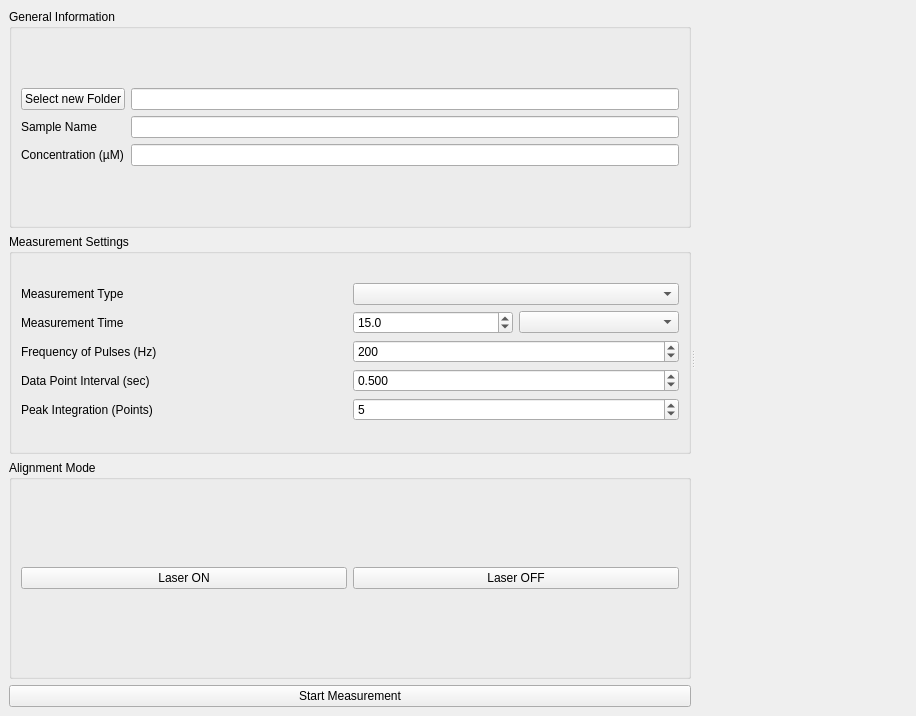
Old version of the form Python/Arduino interface/arduino_GUI_design.ui in the repository nanophotonics/optofluidics.
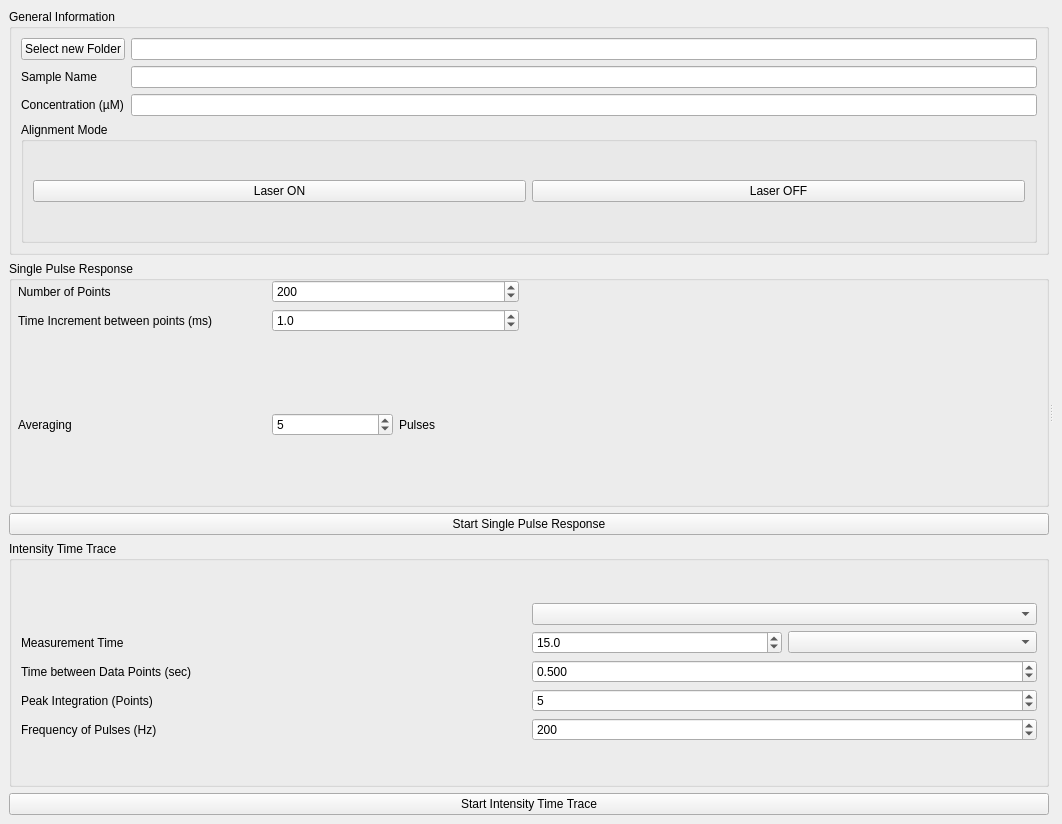
New version of the form.

Diff of the .ui file:
```diff
--- a/Python/Arduino interface/arduino_GUI_design.ui
+++ b/Python/Arduino interface/arduino_GUI_design.ui
@@ -6,8 +6,8 @@
    <rect>
     <x>0</x>
     <y>0</y>
-    <width>916</width>
-    <height>716</height>
+    <width>1062</width>
+    <height>824</height>
    </rect>
   </property>
   <property name="windowTitle">
@@ -62,28 +62,225 @@
              </item>
             </layout>
            </item>
+           <item>
+            <widget class="QGroupBox" name="groupBox_3">
+             <property name="title">
+              <string>Alignment Mode</string>
+             </property>
+             <layout class="QVBoxLayout" name="verticalLayout_4">
+              <item>
+               <layout class="QHBoxLayout" name="horizontalLayout_2">
+                <item>
+                 <widget class="QPushButton" name="LaserOnPushButton">
+                  <property name="sizePolicy">
+                   <sizepolicy hsizetype="Minimum" vsizetype="Fixed">
+                    <horstretch>0</horstretch>
+                    <verstretch>0</verstretch>
+                   </sizepolicy>
+                  </property>
+                  <property name="text">
+                   <string>Laser ON</string>
+                  </property>
+                 </widget>
+                </item>
+                <item>
+                 <widget class="QPushButton" name="LaserOffPushButton">
+                  <property name="text">
+                   <string>Laser OFF</string>
+                  </property>
+                 </widget>
+                </item>
+               </layout>
+              </item>
+             </layout>
+            </widget>
+           </item>
           </layout>
          </widget>
         </item>
+        <item>
+         <widget class="QGroupBox" name="groupBox_4">
+          <property name="title">
+           <string>Single Pulse Response</string>
+          </property>
+          <widget class="QWidget" name="gridLayoutWidget">
+           <property name="geometry">
+            <rect>
+             <x>9</x>
+             <y>19</y>
+             <width>501</width>
+             <height>231</height>
+            </rect>
+           </property>
+           <layout class="QGridLayout" name="gridLayout">
+            <item row="1" column="1">
+             <widget class="QDoubleSpinBox" name="TimeIncrementDoubleSpinBox">
+              <property name="decimals">
+               <number>1</number>
+              </property>
+              <property name="minimum">
+               <double>0.000000000000000</double>
+              </property>
+              <property name="maximum">
+               <double>1000.000000000000000</double>
+              </property>
+              <property name="value">
+               <double>1.000000000000000</double>
+              </property>
+             </widget>
+            </item>
+            <item row="0" column="0">
+             <widget class="QLabel" name="label_3">
+              <property name="text">
+               <string>Number of Points</string>
+              </property>
+             </widget>
+            </item>
+            <item row="1" column="0">
+             <widget class="QLabel" name="label_4">
+              <property name="text">
+               <string>Time Increment between points (ms)</string>
+              </property>
+             </widget>
+            </item>
+            <item row="0" column="1">
+             <widget class="QDoubleSpinBox" name="doubleSpinBox_2">
+              <property name="decimals">
+               <number>0</number>
+              </property>
+              <property name="minimum">
+               <double>1.000000000000000</double>
+              </property>
+              <property name="maximum">
+               <double>100000.000000000000000</double>
+              </property>
+              <property name="value">
+               <double>200.000000000000000</double>
+              </property>
+             </widget>
+            </item>
+            <item row="2" column="0">
+             <widget class="QLabel" name="label_5">
+              <property name="text">
+               <string>Averaging</string>
+              </property>
+             </widget>
+            </item>
+            <item row="2" column="1">
+             <layout class="QHBoxLayout" name="horizontalLayout_5">
+              <item>
+               <widget class="QDoubleSpinBox" name="doubleSpinBox">
+                <property name="decimals">
+                 <number>0</number>
+                </property>
+                <property name="maximum">
+                 <double>10000.000000000000000</double>
+                </property>
+                <property name="value">
+                 <double>5.000000000000000</double>
+                </property>
+               </widget>
+              </item>
+              <item>
+               <widget class="QLabel" name="label_11">
+                <property name="text">
+                 <string>Pulses</string>
+                </property>
+               </widget>
+              </item>
+             </layout>
+            </item>
+           </layout>
+          </widget>
+         </widget>
+        </item>
+        <item>
+         <widget class="QPushButton" name="SinglePulseResponsePushButton">
+          <property name="text">
+           <string>Start Single Pulse Response</string>
+          </property>
+         </widget>
+        </item>
         <item>
          <widget class="QGroupBox" name="groupBox_2">
           <property name="title">
-           <string>Measurement Settings</string>
+           <string>Intensity Time Trace</string>
           </property>
           <layout class="QVBoxLayout" name="verticalLayout_3">
            <item>
             <layout class="QGridLayout" name="gridLayout_3">
+             <item row="4" column="1">
+              <widget class="QDoubleSpinBox" name="FrequencyDoubleSpinBox">
+               <property name="decimals">
+                <number>0</number>
+               </property>
+               <property name="minimum">
+                <double>1.000000000000000</double>
+               </property>
+               <property name="maximum">
+                <double>1000000.000000000000000</double>
+               </property>
+               <property name="value">
+                <double>200.000000000000000</double>
+               </property>
+              </widget>
+             </item>
+             <item row="0" column="1">
+              <widget class="QComboBox" name="MeasuremenTypeComboBox"/>
+             </item>
+             <item row="4" column="0">
+              <widget class="QLabel" name="label_6">
+               <property name="text">
+                <string>Frequency of Pulses (Hz)</string>
+               </property>
+              </widget>
+             </item>
+             <item row="2" column="1">
+              <widget class="QDoubleSpinBox" name="TimeDelayDoubleSpinBox">
+               <property name="decimals">
+                <number>3</number>
+               </property>
+               <property name="minimum">
+                <double>0.001000000000000</double>
+               </property>
+               <property name="maximum">
+                <double>1000000.000000000000000</double>
+               </property>
+               <property name="value">
+                <double>0.500000000000000</double>
+               </property>
+              </widget>
+             </item>
+             <item row="1" column="0">
+              <widget class="QLabel" name="label_2">
+               <property name="text">
+                <string>Measurement Time</string>
+               </property>
+              </widget>
+             </item>
              <item row="3" column="0">
-              <widget class="QLabel" name="label_7">
+              <widget class="QLabel" name="label_10">
                <property name="text">
-                <string>Data Point Interval (sec)</string>
+                <string>Peak Integration (Points)</string>
                </property>
               </widget>
              </item>
-             <item row="0" column="0">
-              <widget class="QLabel" name="label_5">
-               <property name="text">
-                <string>Measurement Type</string>
+             <item row="3" column="1">
+              <widget class="QDoubleSpinBox" name="PointsPerPulseSpinBox">
+               <property name="decimals">
+                <number>0</number>
+               </property>
+               <property name="minimum">
+                <double>1.000000000000000</double>
+               </property>
+               <property name="maximum">
+                <double>200.000000000000000</double>
+               </property>
+               <property name="singleStep">
+                <double>1.000000000000000</double>
+               </property>
+               <property name="value">
+                <double>5.000000000000000</double>
                </property>
               </widget>
              </item>
@@ -110,111 +307,10 @@
                </item>
               </layout>
              </item>
-             <item row="4" column="0">
-              <widget class="QLabel" name="label_10">
-               <property name="text">
-                <string>Peak Integration (Points)</string>
-               </property>
-              </widget>
-             </item>
-             <item row="3" column="1">
-              <widget class="QDoubleSpinBox" name="TimeDelayDoubleSpinBox">
-               <property name="decimals">
-                <number>3</number>
-               </property>
-               <property name="minimum">
-                <double>0.001000000000000</double>
-               </property>
-               <property name="maximum">
-                <double>1000000.000000000000000</double>
-               </property>
-               <property name="value">
-                <double>0.500000000000000</double>
-               </property>
-              </widget>
-             </item>
-             <item row="2" column="1">
-              <widget class="QDoubleSpinBox" name="FrequencyDoubleSpinBox">
-               <property name="decimals">
-                <number>0</number>
-               </property>
-               <property name="minimum">
-                <double>1.000000000000000</double>
-               </property>
-               <property name="maximum">
-                <double>1000000.000000000000000</double>
-               </property>
-               <property name="value">
-                <double>200.000000000000000</double>
-               </property>
-              </widget>
-             </item>
-             <item row="4" column="1">
-              <widget class="QDoubleSpinBox" name="PointsPerPulseSpinBox">
-               <property name="decimals">
-                <number>0</number>
-               </property>
-               <property name="minimum">
-                <double>1.000000000000000</double>
-               </property>
-               <property name="maximum">
-                <double>200.000000000000000</double>
-               </property>
-               <property name="singleStep">
-                <double>1.000000000000000</double>
-               </property>
-               <property name="value">
-                <double>5.000000000000000</double>
-               </property>
-              </widget>
-             </item>
-             <item row="0" column="1">
-              <widget class="QComboBox" name="MeasuremenTypeComboBox"/>
-             </item>
              <item row="2" column="0">
-              <widget class="QLabel" name="label_6">
+              <widget class="QLabel" name="label_7">
                <property name="text">
-                <string>Frequency of Pulses (Hz)</string>
-               </property>
-              </widget>
-             </item>
-             <item row="1" column="0">
-              <widget class="QLabel" name="label_2">
-               <property name="text">
-                <string>Measurement Time</string>
-               </property>
-              </widget>
-             </item>
-            </layout>
-           </item>
-          </layout>
-         </widget>
-        </item>
-        <item>
-         <widget class="QGroupBox" name="groupBox_3">
-          <property name="title">
-           <string>Alignment Mode</string>
-          </property>
-          <layout class="QVBoxLayout" name="verticalLayout_4">
-           <item>
-            <layout class="QHBoxLayout" name="horizontalLayout_2">
-             <item>
-              <widget class="QPushButton" name="LaserOnPushButton">
-               <property name="sizePolicy">
-                <sizepolicy hsizetype="Minimum" vsizetype="Fixed">
-                 <horstretch>0</horstretch>
-                 <verstretch>0</verstretch>
-                </sizepolicy>
-               </property>
-               <property name="text">
-                <string>Laser ON</string>
-               </property>
-              </widget>
-             </item>
-             <item>
-              <widget class="QPushButton" name="LaserOffPushButton">
-               <property name="text">
-                <string>Laser OFF</string>
+                <string>Time between Data Points (sec)</string>
                </property>
               </widget>
              </item>
@@ -226,25 +322,14 @@
         <item>
          <widget class="QPushButton" name="StartMeasurementPushButton">
           <property name="text">
-           <string>Start Measurement</string>
+           <string>Start Intensity Time Trace</string>
           </property>
          </widget>
         </item>
        </layout>
       </widget>
       <widget class="QWidget" name="verticalLayoutWidget_3">
-       <layout class="QVBoxLayout" name="PlotVerticalLayout">
-        <item>
-         <widget class="QWidget" name="SignalPlotWidget" native="true">
-          <property name="minimumSize">
-           <size>
-            <width>100</width>
-            <height>0</height>
-           </size>
-          </property>
-         </widget>
-        </item>
-       </layout>
+       <layout class="QVBoxLayout" name="PlotVerticalLayout"/>
       </widget>
      </widget>
     </item>
```
